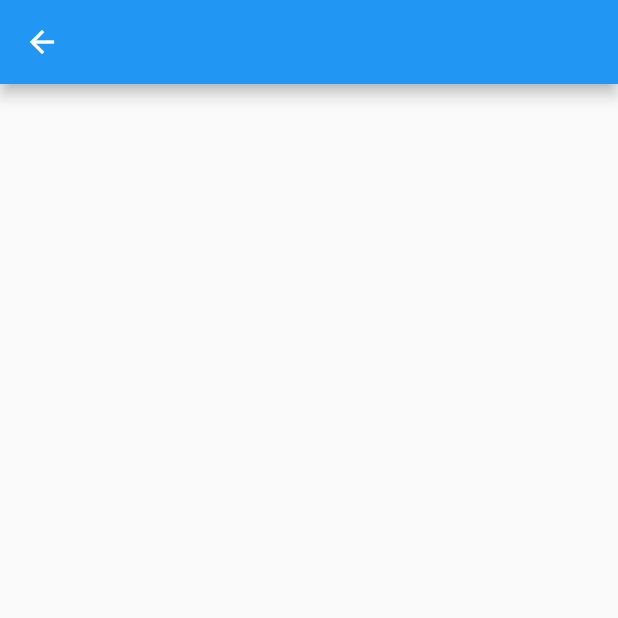
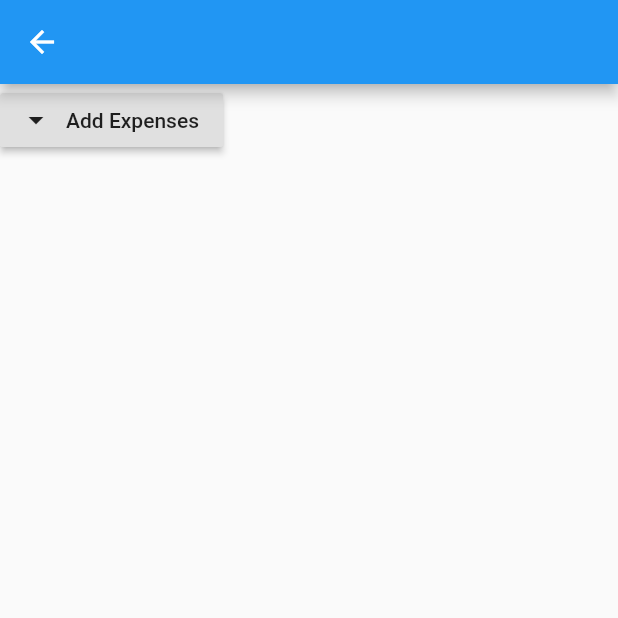
Before and after one commit to BimalKafle/ken_rec, a Flutter app: the AddExpense screen opened directly, on a phone screen of 412 x 824 dp, the top half of it. Run offline on Flutter 3.47's test engine with Material 2 defaults, Android fonts, the phone set to English and light mode, and no system bars; our stand-ins replace flutter_local_notifications, font_awesome_flutter; missing offline and left inert: nepali_calendar, nepali_date_picker, nepali_utils.

Commit message:
expenses form added and tried to do some animation but failed

```diff
--- a/ken_rec/lib/view/aExpense.dart
+++ b/ken_rec/lib/view/aExpense.dart
@@ -1,4 +1,7 @@
 import 'package:flutter/material.dart';
+import 'package:ken_rec/model/cExpense.dart';
+import 'package:nepali_calendar/nepali_date_picker.dart';
+import 'package:nepali_date_picker/nepali_date_picker.dart' as picker;
 
 class AddExpense extends StatefulWidget {
   @override
@@ -6,10 +9,111 @@ class AddExpense extends StatefulWidget {
 }
 
 class _AddExpenseState extends State<AddExpense> {
+  final _formkey = GlobalKey<FormState>();
+  final _ctrlItem = TextEditingController();
+  final _ctrlRate = TextEditingController();
+  final _ctrlQty = TextEditingController();
+  Expense _expense = Expense();
+
   @override
   Widget build(BuildContext context) {
     return Scaffold(
+      resizeToAvoidBottomInset: false,
       appBar: AppBar(),
+      body: Column(
+        children: [
+          RaisedButton.icon(
+            label: Text("Add Expenses"),
+            icon: Icon(Icons.arrow_drop_down),
+            onPressed: () {
+              Transform.scale(scale: 50, child: _form());
+            },
+          ),
+        ],
+      ),
     );
   }
+
+  _form() => Padding(
+        padding: const EdgeInsets.all(8.0),
+        child: Container(
+          decoration: BoxDecoration(
+            border: Border.all(),
+          ),
+          child: Padding(
+            padding: const EdgeInsets.all(8.0),
+            child: Stack(
+              children: [
+                Form(
+                  key: _formkey,
+                  child: Column(
+                    children: [
+                      TextFormField(
+                        controller: _ctrlItem,
+                        decoration: InputDecoration(
+                          helperText: "Enter item name in above field",
+                          icon: Icon(Icons.arrow_right),
+                          labelText: "Item Purchased",
+                        ),
+                        onSaved: (val) => setState(() => _expense.item = val),
+                        validator: (val) =>
+                            (val.length == 0 ? "This field is reuired" : null),
+                      ),
+                      TextFormField(
+                        controller: _ctrlQty,
+                        decoration: InputDecoration(
+                          icon: Icon(Icons.arrow_right),
+                          helperText: "Number of Quantity",
+                          labelText: "Quantity",
+                        ),
+                        onSaved: (val) =>
+                            setState(() => _expense.quantity = int.parse(val)),
+                        validator: (val) =>
+                            (val.length == 0 ? "This field is reuired" : null),
+                      ),
+                      TextFormField(
+                        controller: _ctrlRate,
+                        decoration: InputDecoration(
+                          icon: Icon(Icons.arrow_right, size: 40),
+                          helperText: "Enter the price rate in above field",
+                          labelText: "Rate(Nrs.)",
+                        ),
+                        onSaved: (val) =>
+                            setState(() => _expense.rate = int.parse(val)),
+                        validator: (val) =>
+                            (val.length == 0 ? "This field is reuired" : null),
+                      ),
+                      Row(children: <Widget>[
+                        Container(
+                          padding: EdgeInsets.all(8.0),
+                          child: RaisedButton.icon(
+                            onPressed: () {},
+                            icon: Icon(Icons.calendar_today_rounded),
+                            label: Text("Choose Date"),
+                            color: Colors.blue[300],
+                            textColor: Colors.white,
+                          ),
+                        ),
+                        Text("Date is"),
+                      ]),
+                      Container(
+                        padding: EdgeInsets.all(8.0),
+                        child: RaisedButton(
+                          onPressed: () {
+                            _onSubmit();
+                          },
+                          child: Text("Submit"),
+                          color: Colors.blue[300],
+                          textColor: Colors.white,
+                        ),
+                      ),
+                    ],
+                  ),
+                ),
+              ],
+            ),
+          ),
+        ),
+      );
+  _onSubmit() => null;
 }
--- a/ken_rec/pubspec.yaml
+++ b/ken_rec/pubspec.yaml
@@ -34,6 +34,7 @@ dependencies:
   flutter_local_notifications: ^2.0.0+1
   nepali_calendar: ^0.0.4
   nepali_utils: ^2.2.1
+  nepali_date_picker: ^4.2.0+1
 
 dev_dependencies:
   flutter_test:
```
Also changed, not shown: ken_rec/pubspec.lock.
